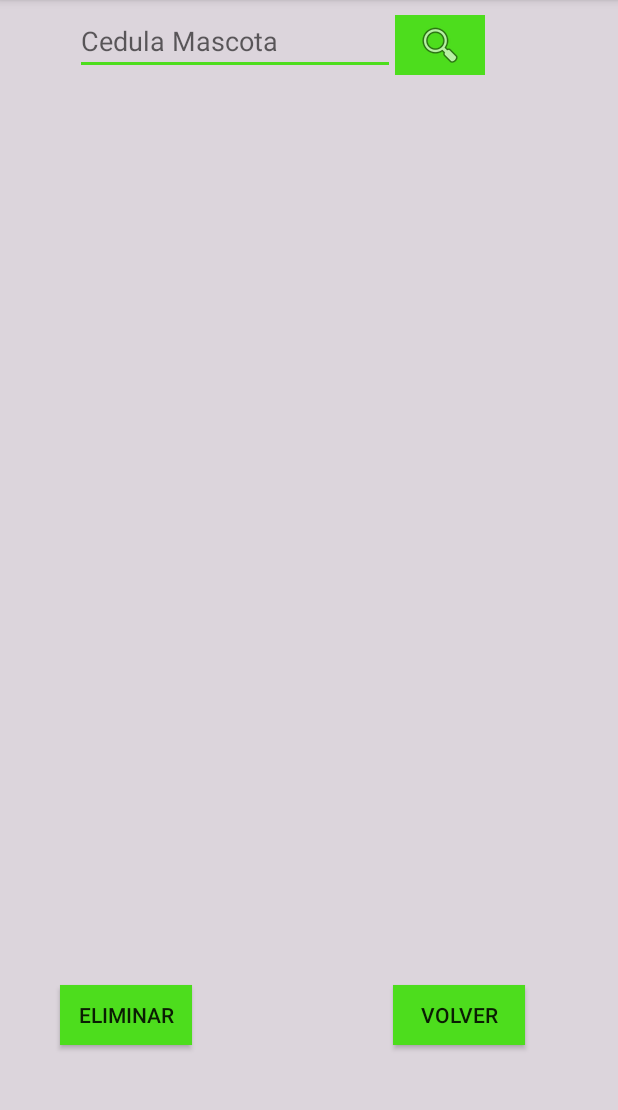
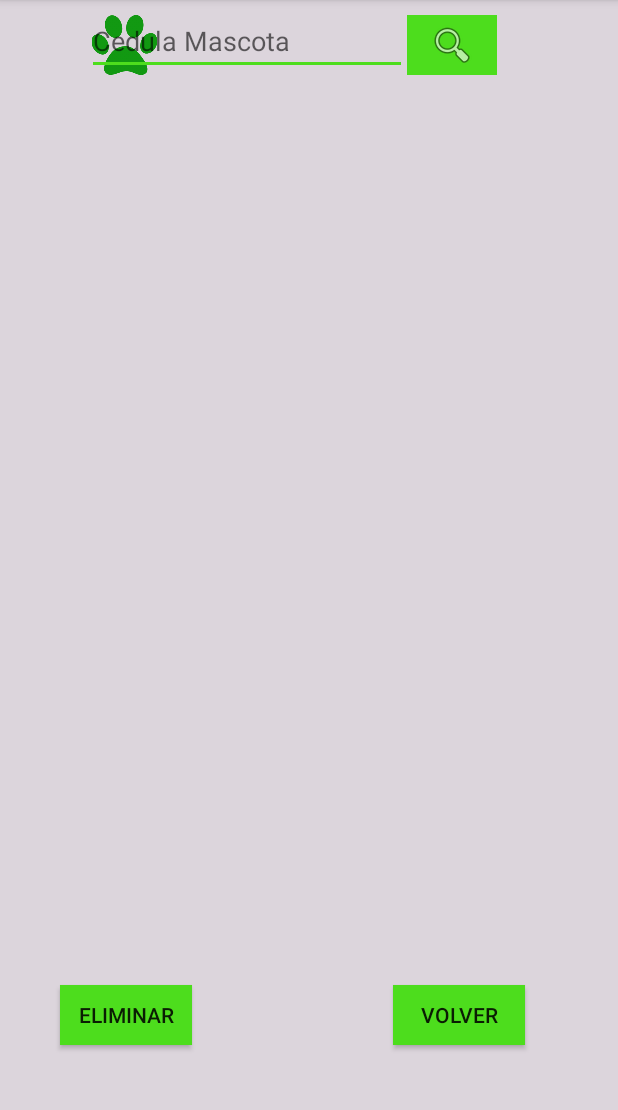
Before and after one commit to Deivisosorio3/MyApplication2, an Android app: the Consultar screen opened directly, with no data from a screen before it, on a phone screen of 412 x 824 dp, the part 84-1194 px from its top. Run offline under Robolectric (Android 15) with nearby library versions, the phone set to English and light mode, and no system bars.

Commit message:
mas imagenes

```diff
--- a/app/src/main/res/layout/activity_consultar.xml
+++ b/app/src/main/res/layout/activity_consultar.xml
@@ -36,6 +36,15 @@
         android:onClick="eliminarMascotaC"
         android:text="Eliminar" />
 
+    <ImageView
+        android:id="@+id/imagen_mascota"
+        android:layout_width="wrap_content"
+        android:layout_height="40dp"
+        app:srcCompat="@mipmap/huella"
+        android:contentDescription="usuario"
+        android:layout_alignTop="@+id/edt_cedula_mascota"
+        android:layout_alignParentStart="true" />
+
     <Button
         android:id="@+id/button8"
         android:layout_width="wrap_content"
@@ -53,7 +62,7 @@
         android:layout_height="40dp"
         android:layout_alignParentTop="true"
         android:layout_alignStart="@+id/scrollView2"
-        android:layout_marginLeft="10dp"
+        android:layout_marginLeft="18dp"
         android:layout_marginTop="10dp"
         android:ems="10"
         android:hint="Cedula Mascota"
--- a/app/src/main/res/layout/activity_registro_mascota.xml
+++ b/app/src/main/res/layout/activity_registro_mascota.xml
@@ -124,8 +124,8 @@
         android:id="@+id/imagen_mascota"
         android:layout_width="wrap_content"
         android:layout_height="40dp"
+        app:srcCompat="@mipmap/huella"
+        android:contentDescription="usuario"
         android:layout_above="@+id/editText"
-        android:layout_toEndOf="@+id/editText2"
-        app:srcCompat="@mipmap/huella"
-        android:contentDescription="usuario" />
+        android:layout_toStartOf="@+id/editText2" />
 </RelativeLayout>
```
Also changed, not shown: app/src/main/res/layout/activity_registro_propietario.xml (+6 -1 lines), app/src/main/res/mipmap-xxxhdpi/huell.JPG (added).
